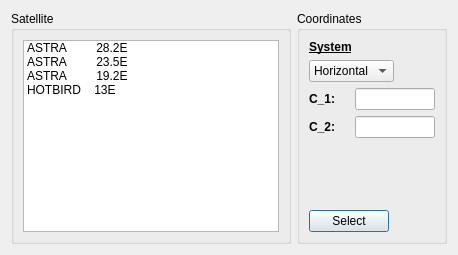
The window that UI_Files/SatelliteSelectionDialog.ui (AmateurRadioTelescopeSystem/RadioTelescope_Controller) describes before a commit, drawn with Qt 5.
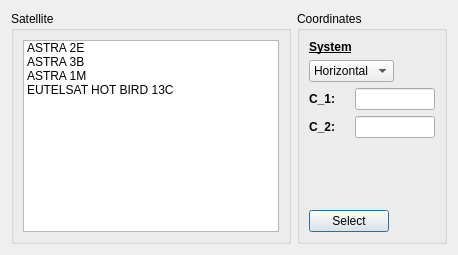
The same window after the commit.

Commit message: Changed the sat names

What changed in the file:
```diff
--- a/UI_Files/SatelliteSelectionDialog.ui
+++ b/UI_Files/SatelliteSelectionDialog.ui
@@ -25,22 +25,22 @@
         </property>
         <item>
          <property name="text">
-          <string>ASTRA         28.2E</string>
+          <string>ASTRA 2E</string>
          </property>
         </item>
         <item>
          <property name="text">
-          <string>ASTRA         23.5E</string>
+          <string>ASTRA 3B</string>
          </property>
         </item>
         <item>
          <property name="text">
-          <string>ASTRA         19.2E</string>
+          <string>ASTRA 1M</string>
          </property>
         </item>
         <item>
          <property name="text">
-          <string>HOTBIRD    13E</string>
+          <string>EUTELSAT HOT BIRD 13C</string>
          </property>
         </item>
        </widget>
```
